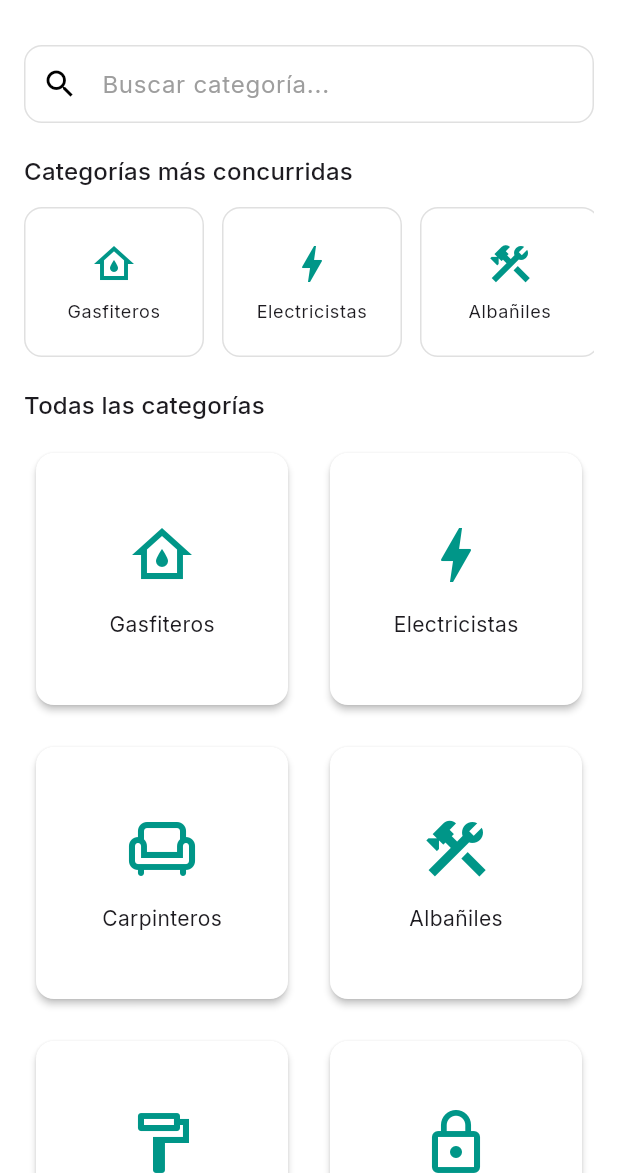
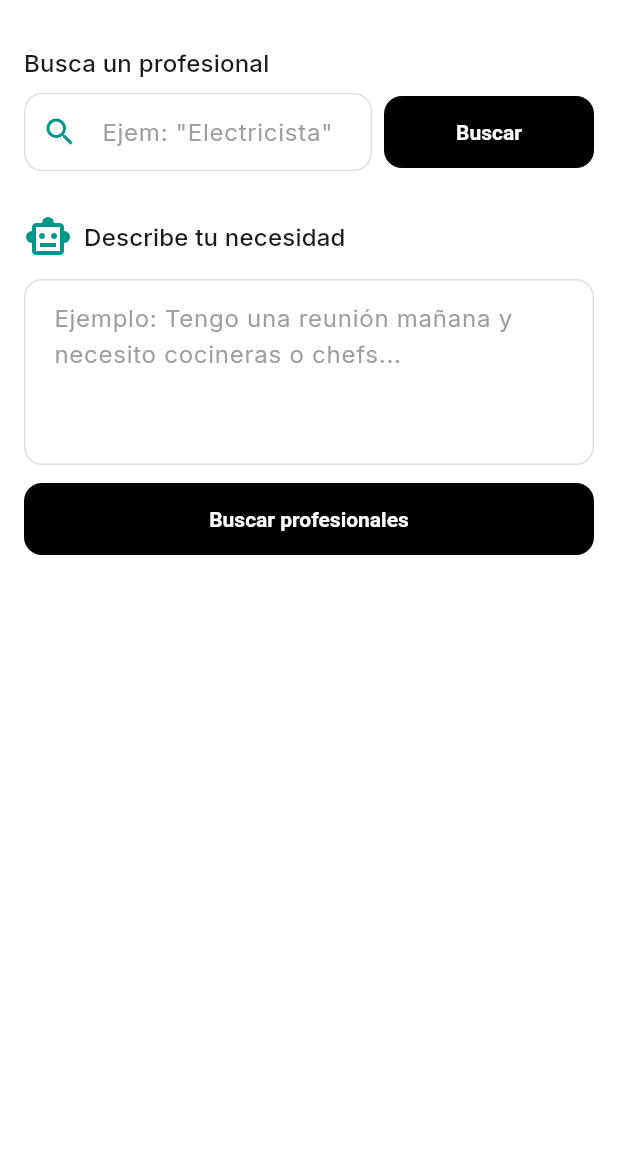
Before and after one commit to Serfelzxcv/recomiendalo, a Flutter app: the ConnectScreen screen opened by its route, on a phone screen of 412 x 824 dp, the part 63-1236 px from its top. Run offline on Flutter 3.47's test engine with Material 3 defaults, Android fonts, the phone set to English and light mode, and no system bars; our stand-ins replace go_router, google_fonts, image_picker.

Commit message:
Feat push  02.10.2025

```diff
--- a/lib/core/router/app_router.dart
+++ b/lib/core/router/app_router.dart
@@ -35,10 +35,12 @@ final GoRouter appRouter = GoRouter(
       path: '/reviews/employer',
       builder: (context, state) => const ReferenceListScreen(),
     ),
+    // Perfil de colaboradores (makers no lo usan)
     GoRoute(
       path: '/profile',
       builder: (context, state) => const ProfileListScreen(),
     ),
+    // Conexión rápida solo para empleadores
     GoRoute(
       path: '/connect',
       builder: (context, state) => const ConnectScreen(),
--- a/lib/features/connect/screens/connect_screen.dart
+++ b/lib/features/connect/screens/connect_screen.dart
@@ -1,6 +1,7 @@
 import 'package:flutter/material.dart';
 import 'package:recomiendalo/shared/widgets/app_scaffold.dart';
 import 'package:recomiendalo/shared/widgets/app_drawer.dart';
+import 'package:recomiendalo/features/connect/widgets/connect_button.dart';
 
 class ConnectScreen extends StatefulWidget {
   const ConnectScreen({super.key});
@@ -11,32 +12,41 @@ class ConnectScreen extends StatefulWidget {
 
 class _ConnectScreenState extends State<ConnectScreen> {
   String query = "";
+  String situation = "";
+  bool showResults = false;
 
-  final List<Map<String, dynamic>> categories = [
-    {"title": "Gasfiteros", "icon": Icons.water_damage_outlined},
-    {"title": "Electricistas", "icon": Icons.bolt_outlined},
-    {"title": "Carpinteros", "icon": Icons.chair_outlined},
-    {"title": "Albañiles", "icon": Icons.construction_outlined},
-    {"title": "Pintores", "icon": Icons.format_paint_outlined},
-    {"title": "Cerrajeros", "icon": Icons.lock_outline},
-    {"title": "Mecánicos", "icon": Icons.build_circle_outlined},
-    {"title": "Jardineros", "icon": Icons.grass_outlined},
+  // 🔹 Resultados hardcodeados para búsqueda directa
+  final List<Map<String, String>> searchResults = [
+    {"name": "Carlos Ramírez", "skill": "Electricista domiciliario"},
+    {"name": "Luis Torres", "skill": "Mantenimiento eléctrico"},
+    {"name": "Pedro Gutiérrez", "skill": "Instalación de cableado"},
   ];
 
-  final List<Map<String, dynamic>> trendingCategories = [
-    {"title": "Gasfiteros", "icon": Icons.water_damage_outlined},
-    {"title": "Electricistas", "icon": Icons.bolt_outlined},
-    {"title": "Albañiles", "icon": Icons.construction_outlined},
+  // 🔹 Resultados hardcodeados para IA
+  final List<Map<String, String>> aiResults = [
+    {"name": "Chef María López", "skill": "Bocaditos, catering"},
+    {"name": "Chef Juan Pérez", "skill": "Pastelería y bocaditos"},
+    {"name": "Cocinera Ana Torres", "skill": "Comida casera y rápida"},
   ];
+
+  List<Map<String, String>> currentResults = [];
+
+  void _searchFromCategory() {
+    setState(() {
+      currentResults = searchResults;
+      showResults = true;
+    });
+  }
+
+  void _searchFromAI() {
+    setState(() {
+      currentResults = aiResults;
+      showResults = true;
+    });
+  }
 
   @override
   Widget build(BuildContext context) {
-    // 🔹 Filtramos categorías por el query del buscador
-    final filteredCategories = categories
-        .where((c) =>
-            c["title"].toString().toLowerCase().contains(query.toLowerCase()))
-        .toList();
-
     return AppScaffold(
       drawer: AppDrawer(
         mode: UserMode.employer,
@@ -50,111 +60,101 @@ class _ConnectScreenState extends State<ConnectScreen> {
         child: Column(
           crossAxisAlignment: CrossAxisAlignment.start,
           children: [
-            // 🔹 Search Box
+            // 🔹 Búsqueda directa por categoría
+            Text("Busca un profesional",
+                style: Theme.of(context).textTheme.titleMedium),
+            const SizedBox(height: 8),
+            Row(
+              children: [
+                Expanded(
+                  child: TextField(
+                    decoration: InputDecoration(
+                      hintText: 'Ejem: "Electricista"',
+                      prefixIcon: const Icon(Icons.search, color: Colors.teal),
+                      border: OutlineInputBorder(
+                        borderRadius: BorderRadius.circular(12),
+                      ),
+                    ),
+                    onChanged: (value) => query = value,
+                  ),
+                ),
+                const SizedBox(width: 8),
+                SizedBox(
+                  width: 140, // ancho fijo para que no se expanda infinito
+                  child: ConnectButton(
+                    text: "Buscar",
+                    onPressed: _searchFromCategory,
+                  ),
+                ),
+              ],
+            ),
+
+            const SizedBox(height: 28),
+
+            // 🔹 Sección AI
+            Row(
+              children: [
+                const Icon(Icons.smart_toy_outlined,
+                    color: Colors.teal, size: 32),
+                const SizedBox(width: 8),
+                Text("Describe tu necesidad",
+                    style: Theme.of(context).textTheme.titleMedium),
+              ],
+            ),
+            const SizedBox(height: 12),
+
             TextField(
+              maxLines: 4,
               decoration: InputDecoration(
-                hintText: "Buscar categoría...",
-                prefixIcon: const Icon(Icons.search),
+                hintText:
+                    "Ejemplo: Tengo una reunión mañana y necesito cocineras o chefs...",
                 border: OutlineInputBorder(
                   borderRadius: BorderRadius.circular(12),
                 ),
               ),
-              onChanged: (value) {
-                setState(() => query = value);
-              },
-            ),
-            const SizedBox(height: 20),
-
-            // 🔹 Categorías más concurridas
-            Text(
-              "Categorías más concurridas",
-              style: Theme.of(context).textTheme.titleMedium,
+              onChanged: (val) => situation = val,
             ),
             const SizedBox(height: 12),
-            SizedBox(
-              height: 100,
-              child: ListView.separated(
-                scrollDirection: Axis.horizontal,
-                itemCount: trendingCategories.length,
-                separatorBuilder: (_, __) => const SizedBox(width: 12),
-                itemBuilder: (context, index) {
-                  final item = trendingCategories[index];
-                  return GestureDetector(
-                    onTap: () {
-                      ScaffoldMessenger.of(context).showSnackBar(
-                        SnackBar(content: Text("Abrir lista de ${item['title']}")),
-                      );
-                    },
-                    child: Container(
-                      width: 120,
-                      padding: const EdgeInsets.all(12),
-                      decoration: BoxDecoration(
-                        border: Border.all(color: Colors.grey.shade300),
-                        borderRadius: BorderRadius.circular(12),
-                        color: Colors.white,
-                      ),
-                      child: Column(
-                        mainAxisAlignment: MainAxisAlignment.center,
-                        children: [
-                          Icon(item["icon"], size: 32, color: Colors.teal),
-                          const SizedBox(height: 8),
-                          Text(
-                            item["title"],
-                            style: Theme.of(context).textTheme.bodySmall,
-                            textAlign: TextAlign.center,
-                          ),
-                        ],
-                      ),
-                    ),
-                  );
-                },
-              ),
+
+            ConnectButton(
+              text: "Buscar profesionales",
+              onPressed: _searchFromAI,
             ),
 
-            const SizedBox(height: 20),
-
-            // 🔹 Todas las categorías (grid filtrado por búsqueda)
-            Text(
-              "Todas las categorías",
-              style: Theme.of(context).textTheme.titleMedium,
-            ),
-            const SizedBox(height: 12),
-            GridView.builder(
-              shrinkWrap: true,
-              physics: const NeverScrollableScrollPhysics(),
-              gridDelegate: const SliverGridDelegateWithFixedCrossAxisCount(
-                crossAxisCount: 2,
-                childAspectRatio: 1,
-                crossAxisSpacing: 12,
-                mainAxisSpacing: 12,
-              ),
-              itemCount: filteredCategories.length,
-              itemBuilder: (context, index) {
-                final item = filteredCategories[index];
-                return GestureDetector(
-                  onTap: () {
-                    ScaffoldMessenger.of(context).showSnackBar(
-                      SnackBar(content: Text("Abrir lista de ${item['title']}")),
-                    );
-                  },
-                  child: Card(
+            // 🔹 Resultados sugeridos
+            if (showResults) ...[
+              const SizedBox(height: 24),
+              Text("Resultados sugeridos:",
+                  style: Theme.of(context).textTheme.titleMedium),
+              const SizedBox(height: 12),
+              Column(
+                children: currentResults.map((pro) {
+                  return Card(
+                    margin: const EdgeInsets.symmetric(vertical: 6),
                     shape: RoundedRectangleBorder(
                       borderRadius: BorderRadius.circular(12),
                     ),
-                    elevation: 2,
-                    child: Column(
-                      mainAxisAlignment: MainAxisAlignment.center,
-                      children: [
-                        Icon(item["icon"], size: 48, color: Colors.teal),
-                        const SizedBox(height: 12),
-                        Text(item["title"],
-                            style: Theme.of(context).textTheme.bodyMedium),
-                      ],
+                    child: ListTile(
+                      leading: const CircleAvatar(
+                        backgroundColor: Colors.teal,
+                        child: Icon(Icons.person, color: Colors.white),
+                      ),
+                      title: Text(pro["name"]!),
+                      subtitle: Text(pro["skill"]!),
+                      trailing: const Icon(Icons.arrow_forward_ios, size: 16),
+                      onTap: () {
+                        ScaffoldMessenger.of(context).showSnackBar(
+                          SnackBar(
+                            content:
+                                Text("Abrir perfil de ${pro['name']}..."),
+                          ),
+                        );
+                      },
                     ),
-                  ),
-                );
-              },
-            ),
+                  );
+                }).toList(),
+              ),
+            ],
           ],
         ),
       ),
--- /dev/null
+++ b/lib/features/connect/widgets/connect_button.dart
@@ -0,0 +1,34 @@
+import 'package:flutter/material.dart';
+
+class ConnectButton extends StatelessWidget {
+  final String text;
+  final VoidCallback onPressed;
+
+  const ConnectButton({
+    super.key,
+    required this.text,
+    required this.onPressed,
+  });
+
+  @override
+  Widget build(BuildContext context) {
+    return SizedBox(
+      height: 48,
+      width: double.infinity, // ✅ asegura que ocupe todo el ancho disponible
+      child: FilledButton(
+        style: FilledButton.styleFrom(
+          backgroundColor: Colors.black,
+          foregroundColor: Colors.white,
+          shape: RoundedRectangleBorder(
+            borderRadius: BorderRadius.circular(12),
+          ),
+          textStyle: const TextStyle(
+            fontWeight: FontWeight.w600,
+          ),
+        ),
+        onPressed: onPressed,
+        child: Text(text),
+      ),
+    );
+  }
+}
--- a/lib/shared/widgets/app_drawer.dart
+++ b/lib/shared/widgets/app_drawer.dart
@@ -22,7 +22,7 @@ class AppDrawer extends StatelessWidget {
       child: SafeArea(
         child: Column(
           children: [
-            // 🔹 Encabezado de usuario
+            // 🔹 Header
             Container(
               padding: const EdgeInsets.all(16),
               color: colors.surface,
@@ -109,7 +109,7 @@ class AppDrawer extends StatelessWidget {
                     _buildTile(
                       context,
                       icon: Icons.build_outlined,
-                      title: 'Mis servicios',
+                      title: 'Mi Perfil',
                       route: '/profile',
                     ),
                     _buildTile(
@@ -145,12 +145,6 @@ class AppDrawer extends StatelessWidget {
                   ),
                   _buildTile(
                     context,
-                    icon: Icons.person_outline,
-                    title: "Perfil",
-                    route: '/profile',
-                  ),
-                  _buildTile(
-                    context,
                     icon: Icons.settings_outlined,
                     title: "Configuración",
                     route: '/settings',
@@ -165,7 +159,7 @@ class AppDrawer extends StatelessWidget {
               ),
             ),
 
-            // 🔹 Botón de cambio de modo
+            // 🔹 Botón cambio de modo
             SafeArea(
               minimum: const EdgeInsets.all(16),
               child: SizedBox(
```
